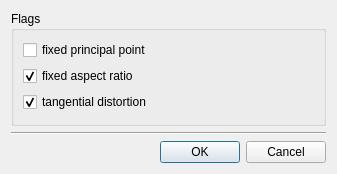
First picture: the form in app/ui/OpenCVSingleCalibration.ui, repository xalpha/iris, before the edit.
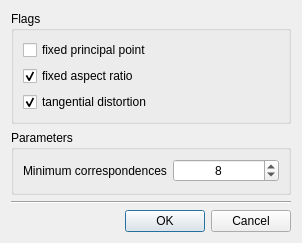
Second picture: the form after the edit.

Diff of the .ui file:
```diff
--- a/app/ui/OpenCVSingleCalibration.ui
+++ b/app/ui/OpenCVSingleCalibration.ui
@@ -6,8 +6,8 @@
    <rect>
     <x>0</x>
     <y>0</y>
-    <width>337</width>
-    <height>174</height>
+    <width>302</width>
+    <height>243</height>
    </rect>
   </property>
   <property name="sizePolicy">
@@ -71,6 +71,38 @@
      </layout>
     </widget>
    </item>
+   <item>
+    <widget class="QGroupBox" name="groupBox_3">
+     <property name="title">
+      <string>Parameters</string>
+     </property>
+     <layout class="QFormLayout" name="formLayout">
+      <item row="0" column="0">
+       <widget class="QLabel" name="label">
+        <property name="text">
+         <string>Minimum correspondences</string>
+        </property>
+       </widget>
+      </item>
+      <item row="0" column="1">
+       <widget class="QSpinBox" name="minCorrespondences">
+        <property name="alignment">
+         <set>Qt::AlignCenter</set>
+        </property>
+        <property name="minimum">
+         <number>4</number>
+        </property>
+        <property name="maximum">
+         <number>99999</number>
+        </property>
+        <property name="value">
+         <number>8</number>
+        </property>
+       </widget>
+      </item>
+     </layout>
+    </widget>
+   </item>
    <item>
     <widget class="Line" name="line">
      <property name="orientation">
```
